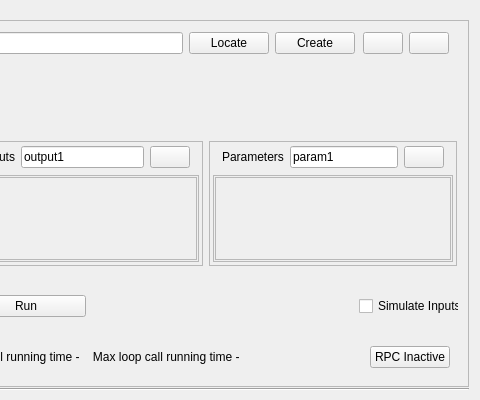
This is physiolabxr/_ui/ScriptingWidget.ui in PhysioLabXR/PhysioLabXR-Community as Qt 5 draws it before an edit; both pictures show x 320 to 800 and y 0 to 400 of the 800 by 400 pixel window. The edited form follows.
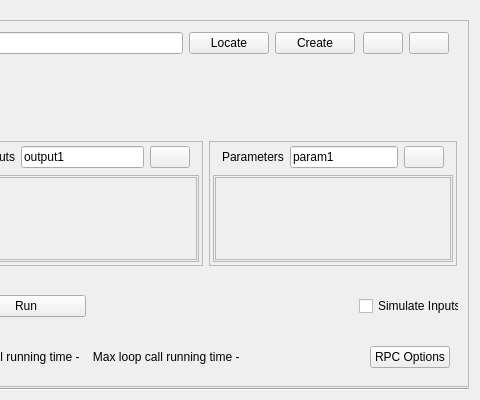
This is the edited form.

Commit message: create rpc output widget

What changed in the file:
```diff
--- a/physiolabxr/_ui/ScriptingWidget.ui
+++ b/physiolabxr/_ui/ScriptingWidget.ui
@@ -957,7 +957,7 @@
          <item alignment="Qt::AlignRight">
           <widget class="QPushButton" name="RPC_button">
            <property name="text">
-            <string>RPC Inactive</string>
+            <string>RPC Options</string>
            </property>
           </widget>
          </item>
```
The commit also changes 7 other files.
